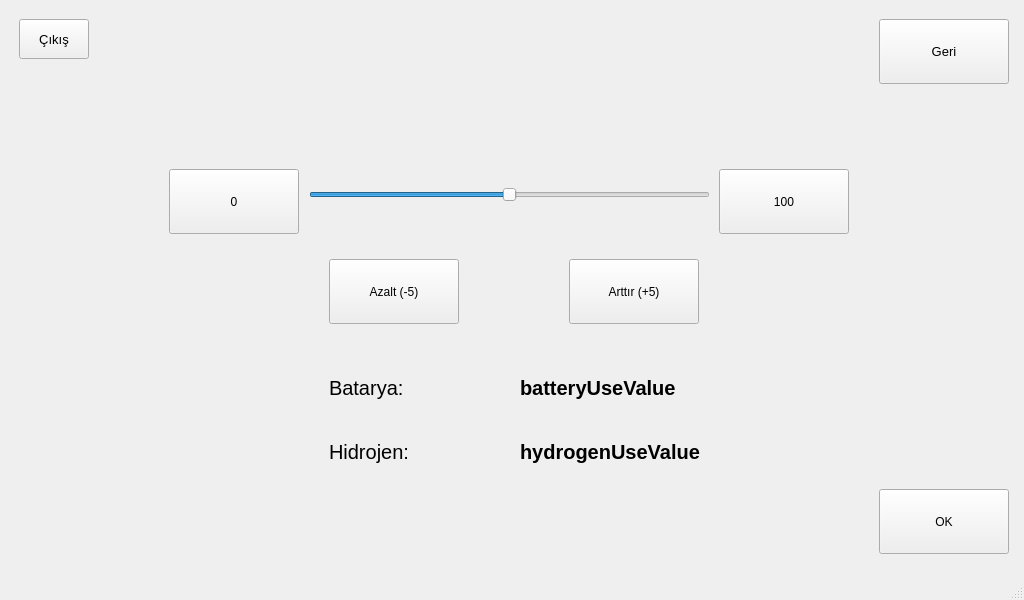
Qt form mainwindow.ui (mertkaplandar/bmt-vehicle-display) before a commit.
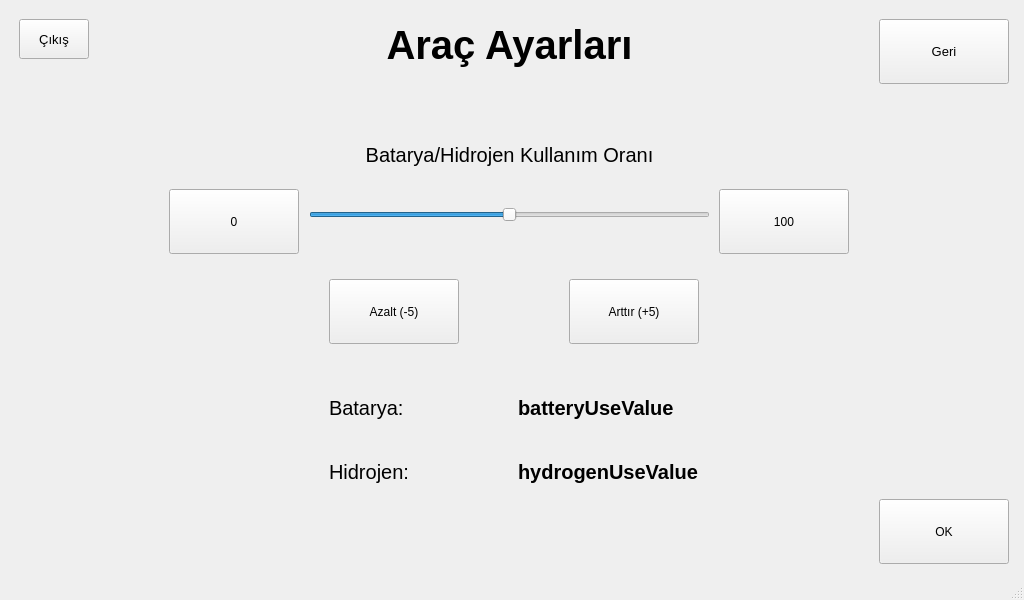
The same form after that commit. The open tabs and pages were chosen to show the change. Icons and pictures are not drawn.

Commit message: Text icons has been added and widgets resized.

Diff of the .ui file:
```diff
--- a/mainwindow.ui
+++ b/mainwindow.ui
@@ -378,7 +378,7 @@
         <property name="geometry">
          <rect>
           <x>300</x>
-          <y>160</y>
+          <y>180</y>
           <width>401</width>
           <height>51</height>
          </rect>
@@ -405,7 +405,7 @@
         <property name="geometry">
          <rect>
           <x>160</x>
-          <y>160</y>
+          <y>180</y>
           <width>130</width>
           <height>65</height>
          </rect>
@@ -418,7 +418,7 @@
         <property name="geometry">
          <rect>
           <x>710</x>
-          <y>160</y>
+          <y>180</y>
           <width>130</width>
           <height>65</height>
          </rect>
@@ -431,7 +431,7 @@
         <property name="geometry">
          <rect>
           <x>320</x>
-          <y>250</y>
+          <y>270</y>
           <width>130</width>
           <height>65</height>
          </rect>
@@ -444,7 +444,7 @@
         <property name="geometry">
          <rect>
           <x>560</x>
-          <y>250</y>
+          <y>270</y>
           <width>130</width>
           <height>65</height>
          </rect>
@@ -457,7 +457,7 @@
         <property name="geometry">
          <rect>
           <x>320</x>
-          <y>350</y>
+          <y>370</y>
           <width>371</width>
           <height>121</height>
          </rect>
@@ -524,7 +524,7 @@
          <item row="1" column="1">
           <widget class="QLabel" name="hydrogenUseValue">
            <property name="sizePolicy">
-            <sizepolicy hsizetype="Maximum" vsizetype="Preferred">
+            <sizepolicy hsizetype="Preferred" vsizetype="Preferred">
              <horstretch>0</horstretch>
              <verstretch>0</verstretch>
             </sizepolicy>
@@ -546,7 +546,7 @@
         <property name="geometry">
          <rect>
           <x>870</x>
-          <y>480</y>
+          <y>490</y>
           <width>130</width>
           <height>65</height>
          </rect>
@@ -555,6 +555,49 @@
          <string>OK</string>
         </property>
        </widget>
+       <widget class="QLabel" name="settingsHeaderLabel">
+        <property name="geometry">
+         <rect>
+          <x>340</x>
+          <y>0</y>
+          <width>321</width>
+          <height>71</height>
+         </rect>
+        </property>
+        <property name="font">
+         <font>
+          <pointsize>30</pointsize>
+          <bold>true</bold>
+         </font>
+        </property>
+        <property name="text">
+         <string>Araç Ayarları</string>
+        </property>
+        <property name="alignment">
+         <set>Qt::AlignmentFlag::AlignCenter</set>
+        </property>
+       </widget>
+       <widget class="QLabel" name="batteryHydrogenRatioText">
+        <property name="geometry">
+         <rect>
+          <x>160</x>
+          <y>120</y>
+          <width>681</width>
+          <height>51</height>
+         </rect>
+        </property>
+        <property name="font">
+         <font>
+          <pointsize>15</pointsize>
+         </font>
+        </property>
+        <property name="text">
+         <string>Batarya/Hidrojen Kullanım Oranı</string>
+        </property>
+        <property name="alignment">
+         <set>Qt::AlignmentFlag::AlignCenter</set>
+        </property>
+       </widget>
       </widget>
      </widget>
     </item>
```
Left out of the diff: 122 changed lines with no effect on the pictures. The commit also changes 3 other files.
